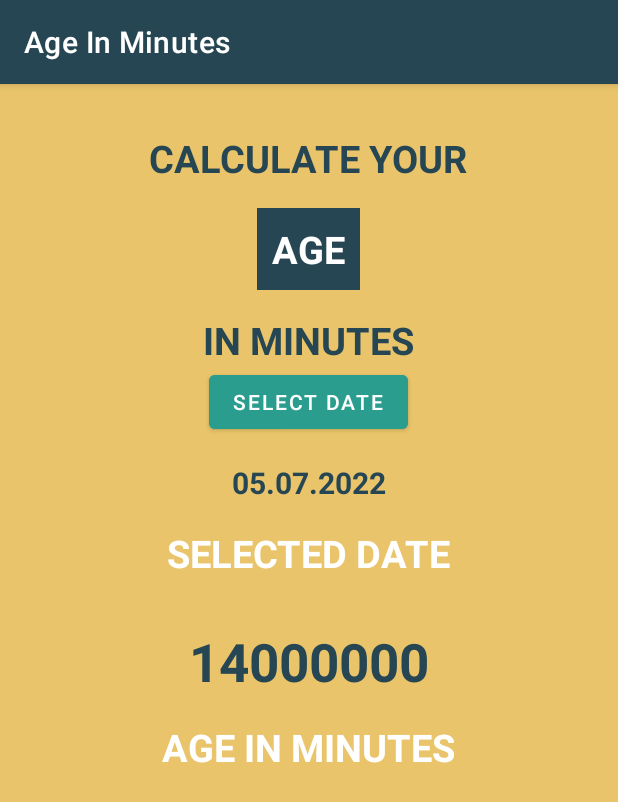
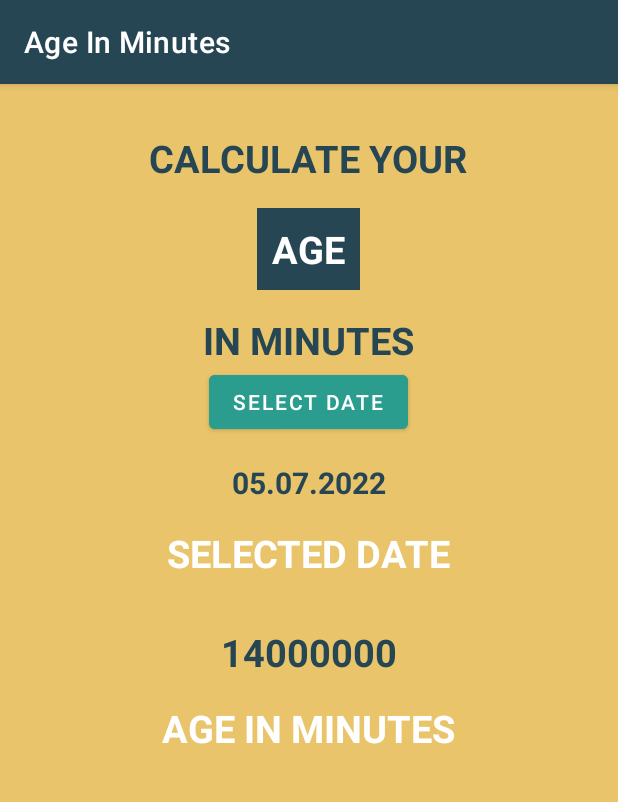
Before and after one commit to Kim-Min-Jong/android_practice_project, an Android app: the screen it shows after launch (MainActivity), on a phone screen of 412 x 824 dp. Shown: the top 802 px of the screen. Run offline under Robolectric (Android 15) with nearby library versions, the phone set to English and light mode, and no system bars.

Commit message:
FEAT: Complete Making AgeInMinutes

```diff
--- a/udemy/ageInMinutes/app/src/main/res/layout/activity_main.xml
+++ b/udemy/ageInMinutes/app/src/main/res/layout/activity_main.xml
@@ -71,12 +71,13 @@
         android:textStyle="bold"
         />
     <TextView
+        android:id="@+id/tvTime"
         android:layout_width="wrap_content"
         android:layout_height="wrap_content"
         android:layout_marginTop="16dp"
         android:text="14000000"
         android:textColor="@color/textBlue"
-        android:textSize="35sp"
+        android:textSize="25sp"
         android:textStyle="bold"
         />
     <TextView
```
Also changed, not shown: udemy/ageInMinutes/app/src/main/java/com/udemy/ageinminutes/MainActivity.kt (+28 -4 lines).
